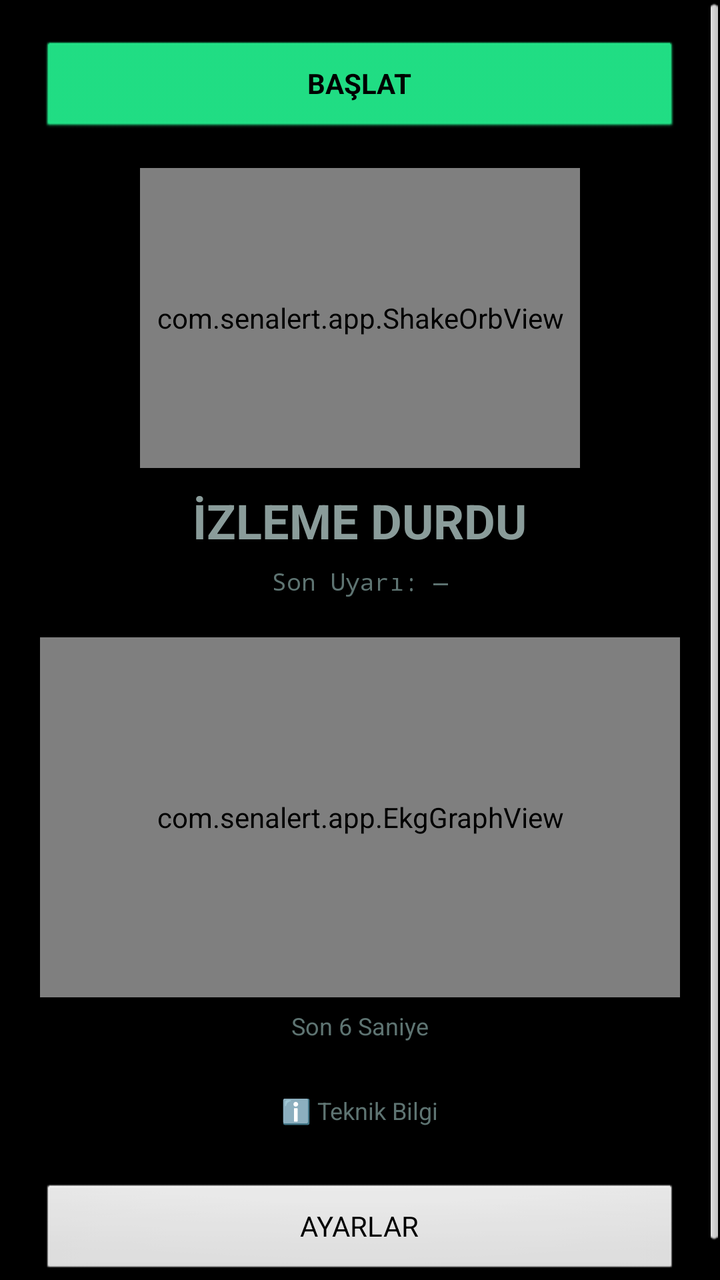
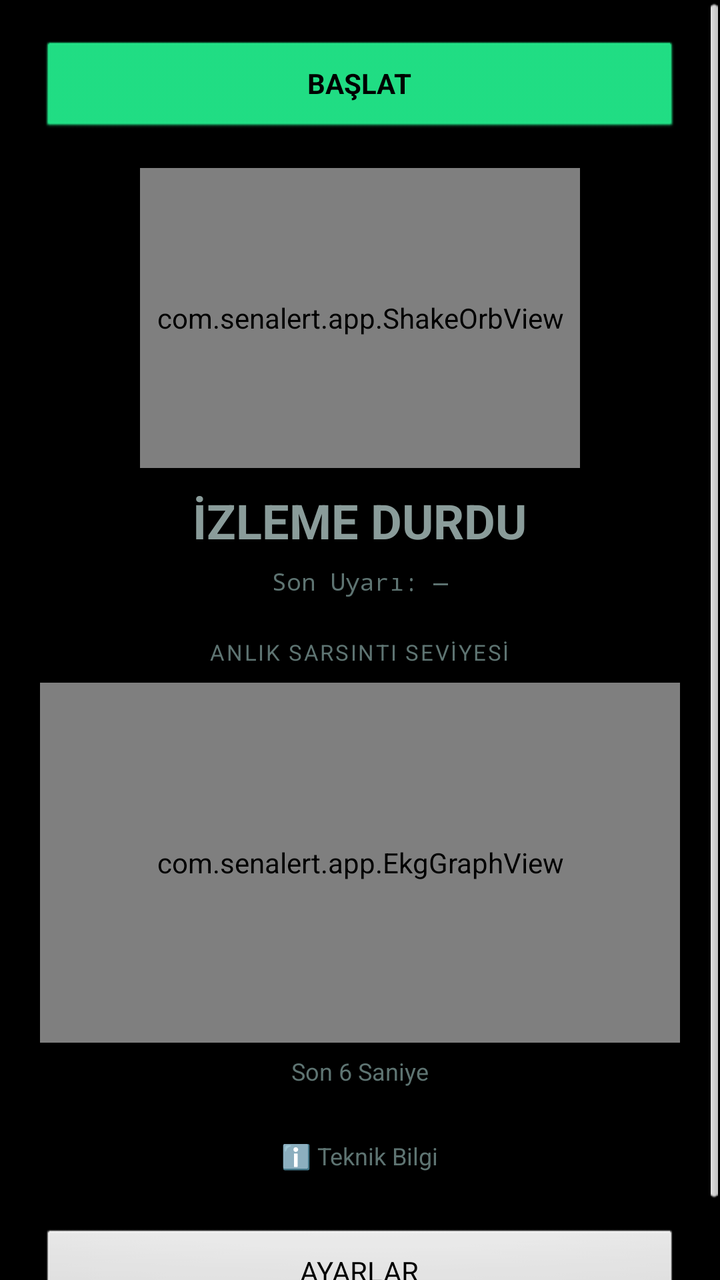

The first picture is an Android layout as it rendered before a commit; the second is the same layout after the commit. The layout source and the unified diff follow.
<!-- AndroidManifest.xml: application theme android:Theme.Black.NoTitleBar -->
<!-- res/layout/activity_main.xml -->
<?xml version="1.0" encoding="utf-8"?>
<ScrollView xmlns:android="http://schemas.android.com/apk/res/android"
    android:id="@+id/rootLayout"
    android:layout_width="match_parent"
    android:layout_height="match_parent"
    android:background="#05070707">

    <LinearLayout
        android:layout_width="match_parent"
        android:layout_height="wrap_content"
        android:orientation="vertical"
        android:padding="20dp">

        <Button
            android:id="@+id/btnToggle"
            android:layout_width="match_parent"
            android:layout_height="wrap_content"
            android:text="BAŞLAT"
            android:backgroundTint="#22E88A"
            android:textColor="#000000"
            android:textStyle="bold"/>

        <com.senalert.app.ShakeOrbView
            android:id="@+id/orbView"
            android:layout_width="220dp"
            android:layout_height="150dp"
            android:layout_gravity="center_horizontal"
            android:layout_marginTop="16dp"/>

        <TextView
            android:id="@+id/stateText"
            android:layout_width="wrap_content"
            android:layout_height="wrap_content"
            android:layout_gravity="center_horizontal"
            android:layout_marginTop="10dp"
            android:text="İZLEME DURDU"
            android:textColor="#8A9C9A"
            android:textSize="24sp"
            android:textStyle="bold"/>

        <TextView
            android:id="@+id/lastAlertText"
            android:layout_width="wrap_content"
            android:layout_height="wrap_content"
            android:layout_gravity="center_horizontal"
            android:layout_marginTop="6dp"
            android:text="Son Uyarı: —"
            android:textColor="#5E7472"
            android:textSize="12sp"
            android:fontFamily="monospace"/>

        <TextView
            android:id="@+id/alertBar"
            android:layout_width="match_parent"
            android:layout_height="wrap_content"
            android:layout_marginTop="16dp"
            android:padding="14dp"
            android:gravity="center"
            android:visibility="gone"
            android:textColor="#000000"
            android:textSize="16sp"
            android:textStyle="bold"
            android:background="#808080"/>

        <Button
            android:id="@+id/btnMute"
            android:layout_width="match_parent"
            android:layout_height="wrap_content"
            android:layout_marginTop="12dp"
            android:text="SUSTUR"
            android:backgroundTint="#FF3B30"
            android:textColor="#FFFFFF"
            android:visibility="gone"/>

        <com.senalert.app.EkgGraphView
            android:id="@+id/ekgView"
            android:layout_width="match_parent"
            android:layout_height="180dp"
            android:layout_marginTop="20dp"
            android:background="#0a1112"/>

        <TextView
            android:layout_width="wrap_content"
            android:layout_height="wrap_content"
            android:layout_gravity="center_horizontal"
            android:layout_marginTop="6dp"
            android:text="Son 6 Saniye"
            android:textColor="#5E7472"
            android:textSize="12sp"/>

        <TextView
            android:id="@+id/btnInfoToggle"
            android:layout_width="wrap_content"
            android:layout_height="wrap_content"
            android:layout_gravity="center_horizontal"
            android:layout_marginTop="18dp"
            android:padding="8dp"
            android:text="ℹ️ Teknik Bilgi"
            android:textColor="#5E7472"
            android:textSize="12sp"/>

        <LinearLayout
            android:id="@+id/detailsPanel"
            android:layout_width="match_parent"
            android:layout_height="wrap_content"
            android:orientation="vertical"
            android:visibility="gone"
            android:background="#0F1517"
            android:padding="12dp"
            android:layout_marginTop="4dp">

            <TextView
                android:id="@+id/sensorText"
                android:layout_width="wrap_content"
                android:layout_height="wrap_content"
                android:layout_gravity="center_horizontal"
                android:text="X: 0.00  Y: 0.00  Z: 0.00\nΔXY: 0.00  ΔZ: 0.00"
                android:textColor="#5E7472"
                android:textSize="12sp"
                android:fontFamily="monospace"
                android:gravity="center"/>

            <TextView
                android:id="@+id/lastBroadcastText"
                android:layout_width="wrap_content"
                android:layout_height="wrap_content"
                android:layout_gravity="center_horizontal"
                android:layout_marginTop="8dp"
                android:text="Son Broadcast: —"
                android:textColor="#22E88A"
                android:textSize="11sp"
                android:fontFamily="monospace"
                android:gravity="center"/>

            <TextView
                android:layout_width="wrap_content"
                android:layout_height="wrap_content"
                android:layout_gravity="center_horizontal"
                android:layout_marginTop="6dp"
                android:text="Seviye ölçeği: 🟢 0-29 Düşük · 🟡 30-69 Orta · 🔴 70-100 Yüksek"
                android:textColor="#5E7472"
                android:textSize="10sp"
                android:gravity="center"/>
        </LinearLayout>

        <Button
            android:id="@+id/btnRecalibrate"
            android:layout_width="wrap_content"
            android:layout_height="wrap_content"
            android:layout_gravity="center_horizontal"
            android:layout_marginTop="16dp"
            android:text="YENİDEN KALİBRE ET"
            android:visibility="gone"/>

        <Button
            android:id="@+id/btnSettings"
            android:layout_width="match_parent"
            android:layout_height="wrap_content"
            android:layout_marginTop="20dp"
            android:text="AYARLAR"/>

    </LinearLayout>
</ScrollView>
<!-- resources referenced by this layout -->
<resources>

</resources>

<!-- the commit's change to res/layout/activity_main.xml (unified diff, before → after) -->
@@ -72,11 +72,21 @@
             android:textColor="#FFFFFF"
             android:visibility="gone"/>
 
+        <TextView
+            android:layout_width="wrap_content"
+            android:layout_height="wrap_content"
+            android:layout_gravity="center_horizontal"
+            android:layout_marginTop="20dp"
+            android:text="ANLIK SARSINTI SEVİYESİ"
+            android:textColor="#5E7472"
+            android:textSize="11sp"
+            android:letterSpacing="0.08"/>
+
         <com.senalert.app.EkgGraphView
             android:id="@+id/ekgView"
             android:layout_width="match_parent"
             android:layout_height="180dp"
-            android:layout_marginTop="20dp"
+            android:layout_marginTop="8dp"
             android:background="#0a1112"/>
 
         <TextView
